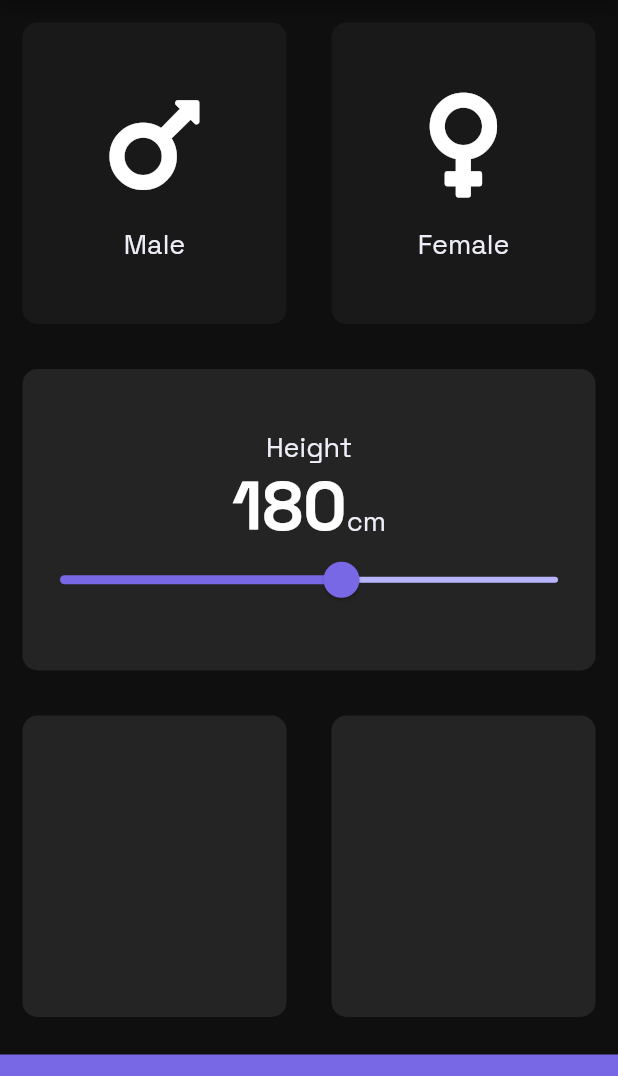
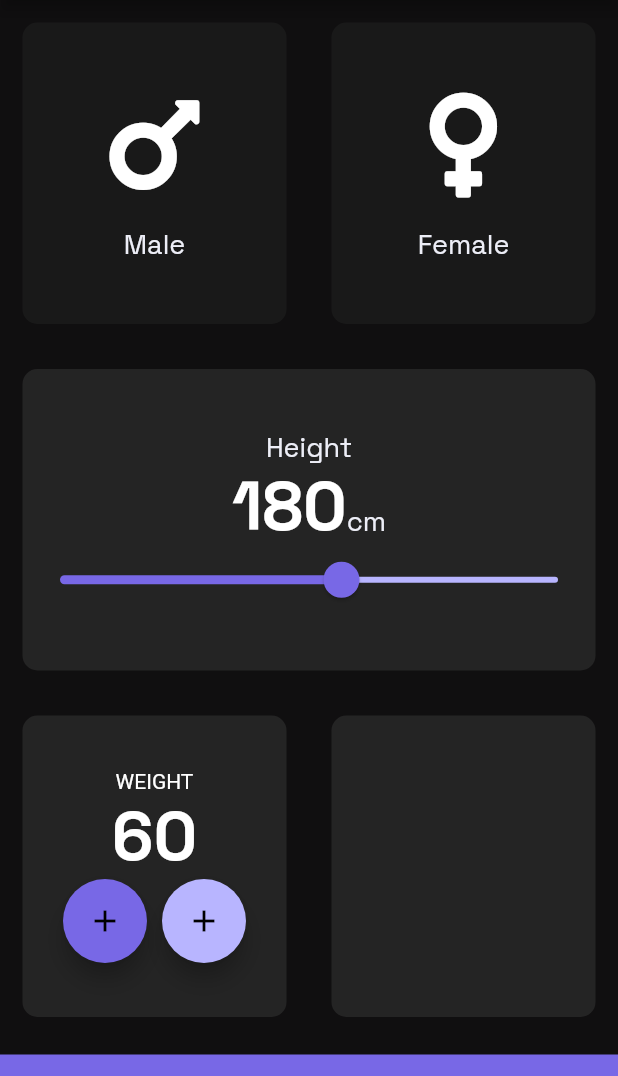
Before and after one commit to Akhmen18/bmi_calc, a Flutter app: the screen it shows after launch, on a phone screen of 412 x 824 dp, the part 84-1160 px from its top. Run offline on Flutter 3.47's test engine with Material 2 defaults, Android fonts, the phone set to English and light mode, and no system bars; our stand-ins replace font_awesome_flutter.

Commit message:
Base Buttons using FAB

```diff
--- a/lib/constants.dart
+++ b/lib/constants.dart
@@ -16,8 +16,8 @@ const Color kActiveCardColor = Color(0xFF242424);
 const Color kInactiveCardColor = Color(0xF21a1a1a);
 const Color kBottomContainerColor = Color(0xFF7868e6);
 
-const Color kActiveSliderColor = Color(0xFF7868e6);
-const Color kInactiveSliderColor = Color(0xFFb8b5ff);
+const Color kActiveActionColor = Color(0xFF7868e6);
+const Color kInactiveActionColor = Color(0xFFb8b5ff);
 
 const double kMinHeight = 50.0;
 const double kMaxHeight = 280.0;
--- a/lib/input_page.dart
+++ b/lib/input_page.dart
@@ -17,6 +17,7 @@ class InputPage extends StatefulWidget {
 class _InputPageState extends State<InputPage> {
   Gender selectedGender;
   int height = 180;
+  int weight = 60;
 
   @override
   Widget build(BuildContext context) {
@@ -89,9 +90,9 @@ class _InputPageState extends State<InputPage> {
                       padding: const EdgeInsets.fromLTRB(5.0, 0.0, 5.0, 0.0),
                       child: SliderTheme(
                         data: SliderTheme.of(context).copyWith(
-                          thumbColor: kActiveSliderColor,
-                          activeTrackColor: kActiveSliderColor,
-                          inactiveTrackColor: kInactiveSliderColor,
+                          thumbColor: kActiveActionColor,
+                          activeTrackColor: kActiveActionColor,
+                          inactiveTrackColor: kInactiveActionColor,
                           overlayColor: Color(0x297868e6),
                           thumbShape:
                               RoundSliderThumbShape(enabledThumbRadius: 12.0),
@@ -119,6 +120,32 @@ class _InputPageState extends State<InputPage> {
               children: [
                 Expanded(
                   child: ReusableCard(
+                    cardChild: Column(
+                      mainAxisAlignment: MainAxisAlignment.center,
+                      children: [
+                        Text('WEIGHT'),
+                        Text(
+                          weight.toString(),
+                          style: kNumberTextStyle,
+                        ),
+                        Row(
+                          mainAxisAlignment: MainAxisAlignment.center,
+                          children: [
+                            FloatingActionButton(
+                              backgroundColor: kActiveActionColor,
+                              child: Icon(Icons.add),
+                            ),
+                            SizedBox(
+                              width: 10.0,
+                            ),
+                            FloatingActionButton(
+                              backgroundColor: kInactiveActionColor,
+                              child: Icon(Icons.add),
+                            ),
+                          ],
+                        ),
+                      ],
+                    ),
                     colour: kActiveCardColor,
                   ),
                 ),
```
